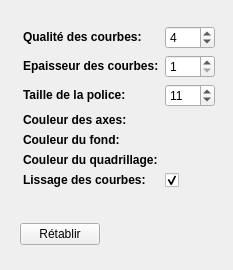
The window that Windows/windowoptions.ui (AdelKS/ZeGrapher) describes before a commit, drawn with Qt 5.
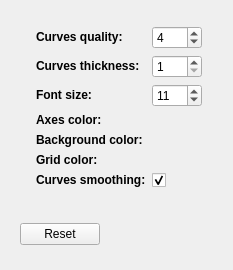
The same window after the commit. Icons and pictures are not drawn.

The edit to the form file:
```diff
--- a/Windows/windowoptions.ui
+++ b/Windows/windowoptions.ui
@@ -56,7 +56,7 @@
         <string>la qualité est améliorée au détriment de la vitesse, et inversement.</string>
        </property>
        <property name="text">
-        <string>&lt;html&gt;&lt;head/&gt;&lt;body&gt;&lt;p&gt;&lt;span style=&quot; font-weight:600;&quot;&gt;Qualité des courbes:&lt;/span&gt;&lt;/p&gt;&lt;/body&gt;&lt;/html&gt;</string>
+        <string>&lt;html&gt;&lt;head/&gt;&lt;body&gt;&lt;p&gt;&lt;span style=&quot; font-weight:600;&quot;&gt;Curves quality:&lt;/span&gt;&lt;/p&gt;&lt;/body&gt;&lt;/html&gt;</string>
        </property>
       </widget>
      </item>
@@ -88,7 +88,7 @@
         <string/>
        </property>
        <property name="text">
-        <string>&lt;strong&gt;Epaisseur des courbes:&lt;/strong&gt;</string>
+        <string>&lt;strong&gt;Curves thickness:&lt;/strong&gt;</string>
        </property>
       </widget>
      </item>
@@ -114,7 +114,7 @@
         <string>Taille des nombres affichés sur le graphique</string>
        </property>
        <property name="text">
-        <string>&lt;html&gt;&lt;head/&gt;&lt;body&gt;&lt;p&gt;&lt;span style=&quot; font-weight:600;&quot;&gt;Taille de la police:&lt;/span&gt;&lt;/p&gt;&lt;/body&gt;&lt;/html&gt;</string>
+        <string>&lt;html&gt;&lt;head/&gt;&lt;body&gt;&lt;p&gt;&lt;span style=&quot; font-weight:600;&quot;&gt;Font size:&lt;/span&gt;&lt;/p&gt;&lt;/body&gt;&lt;/html&gt;</string>
        </property>
       </widget>
      </item>
@@ -143,7 +143,7 @@
      <item row="3" column="0">
       <widget class="QLabel" name="label_2">
        <property name="text">
-        <string>&lt;strong&gt;Couleur des axes:&lt;/strong&gt;</string>
+        <string>&lt;strong&gt;Axes color:&lt;/strong&gt;</string>
        </property>
       </widget>
      </item>
@@ -153,7 +153,7 @@
      <item row="4" column="0">
       <widget class="QLabel" name="label_3">
        <property name="text">
-        <string>&lt;strong&gt;Couleur du fond:&lt;/strong&gt;</string>
+        <string>&lt;strong&gt;Background color:&lt;/strong&gt;</string>
        </property>
       </widget>
      </item>
@@ -163,7 +163,7 @@
      <item row="5" column="0">
       <widget class="QLabel" name="label_8">
        <property name="text">
-        <string>&lt;strong&gt;Couleur du quadrillage:&lt;/strong&gt;</string>
+        <string>&lt;strong&gt;Grid color:&lt;/strong&gt;</string>
        </property>
       </widget>
      </item>
@@ -173,7 +173,7 @@
      <item row="6" column="0">
       <widget class="QLabel" name="label_5">
        <property name="text">
-        <string>&lt;strong&gt;Lissage des courbes:&lt;/strong&gt;</string>
+        <string>&lt;strong&gt;Curves smoothing:&lt;/strong&gt;</string>
        </property>
       </widget>
      </item>
@@ -210,7 +210,7 @@
       <item>
        <widget class="QPushButton" name="reset">
         <property name="text">
-         <string>Rétablir</string>
+         <string>Reset</string>
         </property>
        </widget>
       </item>
```
Left out of the diff: 12 changed lines with no effect on the pictures.
